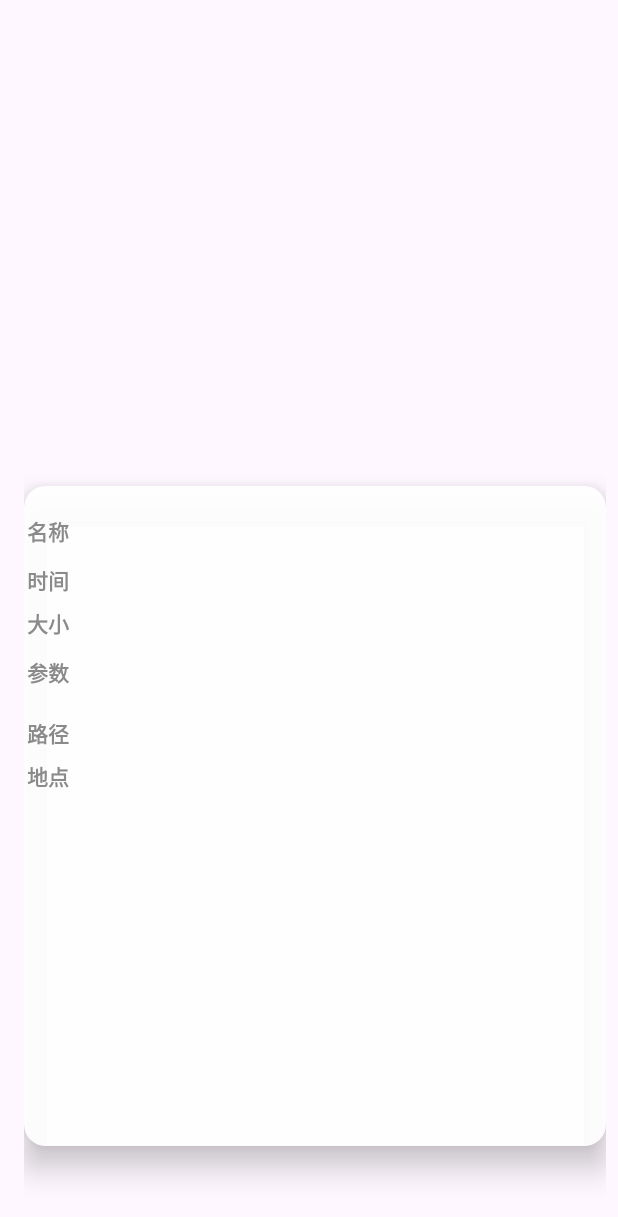
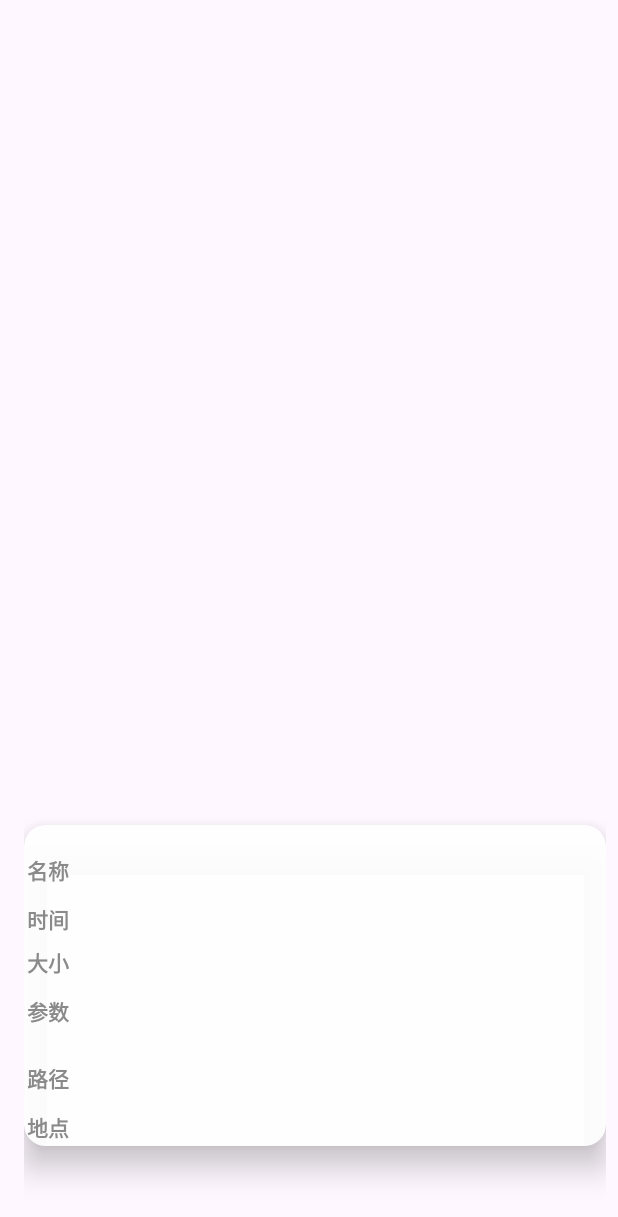
Before and after one commit to Akine-Ko/Photos, an Android app: the layout dialog_photo_info.xml on its own in the app's theme, with its tools: preview values and no code run, on a phone screen of 412 x 824 dp. Shown: the top 1217 px of the screen. Run offline under Robolectric (Android 15) with nearby library versions, the phone set to English and light mode, and no system bars.

```diff
--- a/app/src/main/res/layout/dialog_photo_info.xml
+++ b/app/src/main/res/layout/dialog_photo_info.xml
@@ -30,8 +30,7 @@
                 android:paddingLeft="32dp"
                 android:paddingRight="24dp"
                 android:paddingTop="36dp"
-                android:paddingBottom="32dp"
-                android:minHeight="440dp"
+                android:paddingBottom="24dp"
                 app:cardBackgroundColor="#EEFFFFFF"
                 app:cardCornerRadius="14dp"
                 app:cardElevation="12dp"
@@ -60,7 +59,7 @@
                             android:text="@string/info_label_name"
                             android:textColor="#8A8A8A"
                             android:textSize="14sp"
-                            android:layout_marginEnd="14dp"
+                            android:layout_marginEnd="18dp"
                             android:textStyle="bold"
                             android:includeFontPadding="false" />
 
@@ -91,7 +90,7 @@
                             android:text="@string/info_label_time"
                             android:textColor="#8A8A8A"
                             android:textSize="14sp"
-                            android:layout_marginEnd="14dp"
+                            android:layout_marginEnd="18dp"
                             android:textStyle="bold"
                             android:includeFontPadding="false" />
 
@@ -120,7 +119,7 @@
                             android:text="@string/info_label_size"
                             android:textColor="#8A8A8A"
                             android:textSize="14sp"
-                            android:layout_marginEnd="14dp"
+                            android:layout_marginEnd="18dp"
                             android:textStyle="bold"
                             android:includeFontPadding="false" />
 
@@ -151,7 +150,7 @@
                             android:text="@string/info_label_params"
                             android:textColor="#8A8A8A"
                             android:textSize="14sp"
-                            android:layout_marginEnd="14dp"
+                            android:layout_marginEnd="18dp"
                             android:textStyle="bold"
                             android:includeFontPadding="false" />
 
@@ -175,7 +174,7 @@
                         android:layout_height="wrap_content"
                         android:orientation="horizontal"
                         android:gravity="center_vertical"
-                        android:layout_marginTop="8dp">
+                        android:layout_marginTop="12dp">
 
                         <TextView
                             android:id="@+id/infoLabelPath"
@@ -184,7 +183,7 @@
                             android:text="@string/info_label_path"
                             android:textColor="#8A8A8A"
                             android:textSize="14sp"
-                            android:layout_marginEnd="14dp"
+                            android:layout_marginEnd="18dp"
                             android:textStyle="bold"
                             android:includeFontPadding="false" />
 
@@ -206,7 +205,7 @@
                         android:layout_height="wrap_content"
                         android:orientation="horizontal"
                         android:gravity="center_vertical"
-                        android:layout_marginTop="8dp">
+                        android:layout_marginTop="12dp">
 
                         <TextView
                             android:id="@+id/infoLabelLocation"
@@ -215,7 +214,7 @@
                             android:text="@string/info_label_location"
                             android:textColor="#8A8A8A"
                             android:textSize="14sp"
-                            android:layout_marginEnd="14dp"
+                            android:layout_marginEnd="18dp"
                             android:textStyle="bold"
                             android:includeFontPadding="false" />
 
```
Also changed, not shown: app/src/main/assets/models/clip/config.json (+9 -9 lines), app/src/main/java/com/example/photos/sync/MediaIncrementalSyncWorker.java (+11 -0 lines), app/src/main/java/com/example/photos/ui/albums/AlbumViewerActivity.java (+41 -40 lines), 2 other files.
